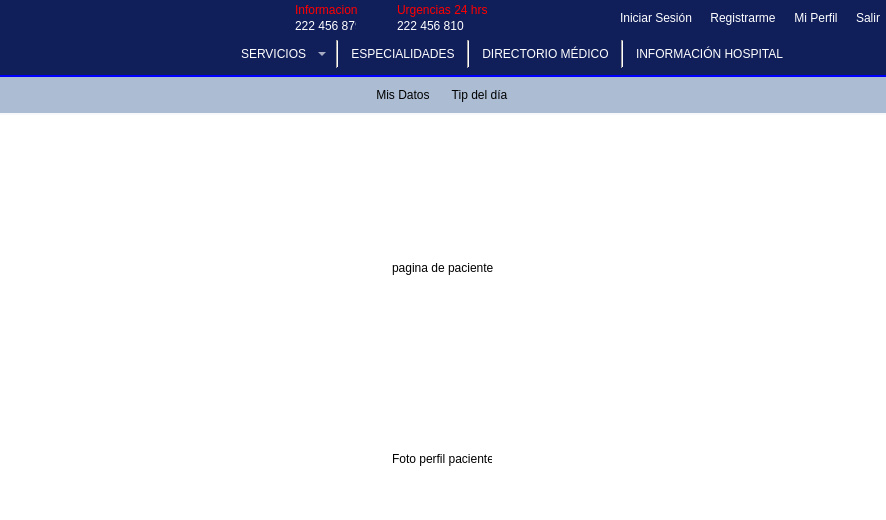
Before: the Qt Designer form mainwindow.ui in Laloses/Hospital, drawn with Qt 5.
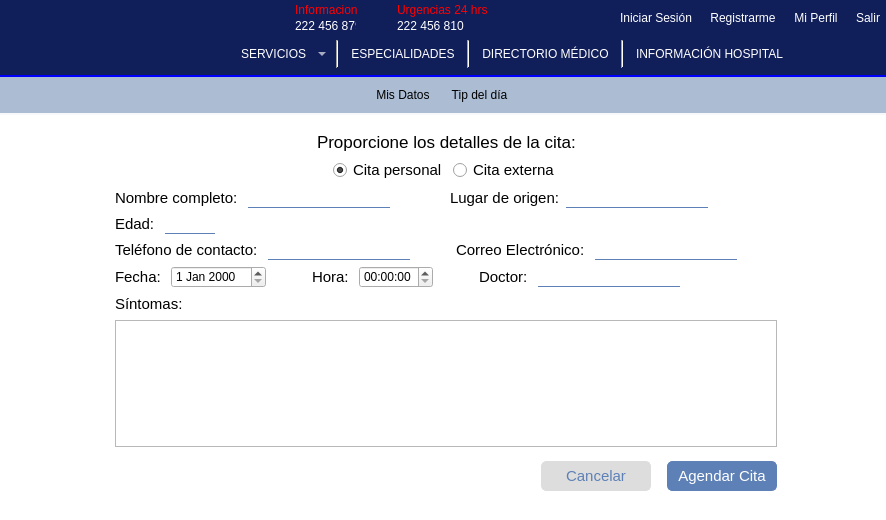
After: the same form once the commit is applied. The open tabs and pages were chosen to show the change. Icons and pictures are not drawn.

Commit message:
Diseño de la interfaz para agendar una cita
Al entrar a la interfaz, se deben ocultar los primeros tres campos

Diff of the .ui file:
```diff
--- a/mainwindow.ui
+++ b/mainwindow.ui
@@ -1771,6 +1771,15 @@
             <height>200</height>
            </size>
           </property>
+          <property name="styleSheet">
+           <string notr="true">QLineEdit{
+border-top:none;
+border-bottom:1px solid #5d80b6;
+background-color:transparent;
+}
+
+</string>
+          </property>
           <widget class="QWidget" name="page_miPerfilPac">
            <layout class="QGridLayout" name="gridLayout">
             <item row="1" column="0">
@@ -1801,6 +1810,709 @@
             </item>
            </layout>
           </widget>
+          <widget class="QWidget" name="paginaCitas">
+           <widget class="QWidget" name="">
+            <property name="geometry">
+             <rect>
+              <x>10</x>
+              <y>0</y>
+              <width>871</width>
+              <height>381</height>
+             </rect>
+            </property>
+            <layout class="QHBoxLayout" name="horizontalLayout_45">
+             <item>
+              <spacer name="horizontalSpacer_48">
+               <property name="orientation">
+                <enum>Qt::Horizontal</enum>
+               </property>
+               <property name="sizeHint" stdset="0">
+                <size>
+                 <width>40</width>
+                 <height>20</height>
+                </size>
+               </property>
+              </spacer>
+             </item>
+             <item>
+              <layout class="QVBoxLayout" name="verticalLayout_7">
+               <item>
+                <layout class="QHBoxLayout" name="horizontalLayout_33">
+                 <item>
+                  <spacer name="horizontalSpacer_43">
+                   <property name="orientation">
+                    <enum>Qt::Horizontal</enum>
+                   </property>
+                   <property name="sizeHint" stdset="0">
+                    <size>
+                     <width>40</width>
+                     <height>20</height>
+                    </size>
+                   </property>
+                  </spacer>
+                 </item>
+                 <item>
+                  <widget class="QLabel" name="label_3">
+                   <property name="minimumSize">
+                    <size>
+                     <width>241</width>
+                     <height>20</height>
+                    </size>
+                   </property>
+                   <property name="font">
+                    <font>
+                     <family>MS Shell Dlg 2</family>
+                     <pointsize>13</pointsize>
+                     <weight>9</weight>
+                     <italic>false</italic>
+                     <bold>false</bold>
+                    </font>
+                   </property>
+                   <property name="styleSheet">
+                    <string notr="true">font: 75 13pt &quot;MS Shell Dlg 2&quot;;</string>
+                   </property>
+                   <property name="text">
+                    <string>Proporcione los detalles de la cita:</string>
+                   </property>
+                  </widget>
+                 </item>
+                 <item>
+                  <spacer name="horizontalSpacer_44">
+                   <property name="orientation">
+                    <enum>Qt::Horizontal</enum>
+                   </property>
+                   <property name="sizeHint" stdset="0">
+                    <size>
+                     <width>40</width>
+                     <height>20</height>
+                    </size>
+                   </property>
+                  </spacer>
+                 </item>
+                </layout>
+               </item>
+               <item>
+                <layout class="QHBoxLayout" name="horizontalLayout_34">
+                 <item>
+                  <spacer name="horizontalSpacer_45">
+                   <property name="orientation">
+                    <enum>Qt::Horizontal</enum>
+                   </property>
+                   <property name="sizeHint" stdset="0">
+                    <size>
+                     <width>40</width>
+                     <height>20</height>
+                    </size>
+                   </property>
+                  </spacer>
+                 </item>
+                 <item>
+                  <layout class="QHBoxLayout" name="horizontalLayout_31">
+                   <item>
+                    <widget class="QRadioButton" name="radioCitaPersonal">
+                     <property name="font">
+                      <font>
+                       <pointsize>11</pointsize>
+                      </font>
+                     </property>
+                     <property name="text">
+                      <string>Cita personal</string>
+                     </property>
+                     <property name="checked">
+                      <bool>true</bool>
+                     </property>
+                    </widget>
+                   </item>
+                   <item>
+                    <widget class="QRadioButton" name="radioCitaExterna">
+                     <property name="font">
+                      <font>
+                       <pointsize>11</pointsize>
+                      </font>
+                     </property>
+                     <property name="text">
+                      <string>Cita externa</string>
+                     </property>
+                    </widget>
+                   </item>
+                  </layout>
+                 </item>
+                 <item>
+                  <spacer name="horizontalSpacer_46">
+                   <property name="orientation">
+                    <enum>Qt::Horizontal</enum>
+                   </property>
+                   <property name="sizeHint" stdset="0">
+                    <size>
+                     <width>40</width>
+                     <height>20</height>
+                    </size>
+                   </property>
+                  </spacer>
+                 </item>
+                </layout>
+               </item>
+               <item>
+                <layout class="QHBoxLayout" name="horizontalLayout_36">
+                 <item>
+                  <layout class="QHBoxLayout" name="horizontalLayout_30">
+                   <item>
+                    <widget class="QLabel" name="labelNombreComp">
+                     <property name="font">
+                      <font>
+                       <pointsize>11</pointsize>
+                      </font>
+                     </property>
+                     <property name="text">
+                      <string>Nombre completo: </string>
+                     </property>
+                    </widget>
+                   </item>
+                   <item>
+                    <widget class="QLineEdit" name="lineNombreCompleto">
+                     <property name="minimumSize">
+                      <size>
+                       <width>15</width>
+                       <height>20</height>
+                      </size>
+                     </property>
+                     <property name="font">
+                      <font>
+                       <pointsize>11</pointsize>
+                      </font>
+                     </property>
+                    </widget>
+                   </item>
+                  </layout>
+                 </item>
+                 <item>
+                  <spacer name="horizontalSpacer_26">
+                   <property name="orientation">
+                    <enum>Qt::Horizontal</enum>
+                   </property>
+                   <property name="sizeType">
+                    <enum>QSizePolicy::Minimum</enum>
+                   </property>
+                   <property name="sizeHint" stdset="0">
+                    <size>
+                     <width>54</width>
+                     <height>17</height>
+                    </size>
+                   </property>
+                  </spacer>
+                 </item>
+                 <item>
+                  <layout class="QHBoxLayout" name="horizontalLayout_40">
+                   <item>
+                    <widget class="QLabel" name="labelOrigen">
+                     <property name="font">
+                      <font>
+                       <pointsize>11</pointsize>
+                      </font>
+                     </property>
+                     <property name="text">
+                      <string>Lugar de origen:</string>
+                     </property>
+                    </widget>
+                   </item>
+                   <item>
+                    <widget class="QLineEdit" name="lineOrigen">
+                     <property name="minimumSize">
+                      <size>
+                       <width>15</width>
+                       <height>20</height>
+                      </size>
+                     </property>
+                     <property name="font">
+                      <font>
+                       <pointsize>11</pointsize>
+                      </font>
+                     </property>
+                    </widget>
+                   </item>
+                  </layout>
+                 </item>
+                 <item>
+                  <spacer name="horizontalSpacer_28">
+                   <property name="orientation">
+                    <enum>Qt::Horizontal</enum>
+                   </property>
+                   <property name="sizeHint" stdset="0">
+                    <size>
+                     <width>40</width>
+                     <height>20</height>
+                    </size>
+                   </property>
+                  </spacer>
+                 </item>
+                </layout>
+               </item>
+               <item>
+                <layout class="QHBoxLayout" name="horizontalLayout_41">
+                 <item>
+                  <widget class="QLabel" name="labelEdad">
+                   <property name="font">
+                    <font>
+                     <pointsize>11</pointsize>
+                    </font>
+                   </property>
+                   <property name="text">
+                    <string>Edad: </string>
+                   </property>
+                  </widget>
+                 </item>
+                 <item>
+                  <widget class="QLineEdit" name="lineEdad">
+                   <property name="minimumSize">
+                    <size>
+                     <width>15</width>
+                     <height>20</height>
+                    </size>
+                   </property>
+                   <property name="maximumSize">
+                    <size>
+                     <width>50</width>
+                     <height>16777215</height>
+                    </size>
+                   </property>
+                   <property name="font">
+                    <font>
+                     <pointsize>11</pointsize>
+                    </font>
+                   </property>
+                  </widget>
+                 </item>
+                 <item>
+                  <spacer name="horizontalSpacer_27">
+                   <property name="orientation">
+                    <enum>Qt::Horizontal</enum>
+                   </property>
+                   <property name="sizeHint" stdset="0">
+                    <size>
+                     <width>40</width>
+                     <height>20</height>
+                    </size>
+                   </property>
+                  </spacer>
+                 </item>
+                </layout>
+               </item>
+               <item>
+                <layout class="QHBoxLayout" name="horizontalLayout_42">
+                 <item>
+                  <layout class="QHBoxLayout" name="horizontalLayout_39">
+                   <item>
+                    <widget class="QLabel" name="label_9">
+                     <property name="font">
+                      <font>
+                       <pointsize>11</pointsize>
+                      </font>
+                     </property>
+                     <property name="text">
+                      <string>Teléfono de contacto: </string>
+                     </property>
+                    </widget>
+                   </item>
+                   <item>
+                    <widget class="QLineEdit" name="lineContacto">
+                     <property name="minimumSize">
+                      <size>
+                       <width>15</width>
+                       <height>20</height>
+                      </size>
+                     </property>
+                     <property name="font">
+                      <font>
+                       <pointsize>11</pointsize>
+                      </font>
+                     </property>
+                    </widget>
+                   </item>
+                  </layout>
+                 </item>
+                 <item>
+                  <spacer name="horizontalSpacer_40">
+                   <property name="orientation">
+                    <enum>Qt::Horizontal</enum>
+                   </property>
+                   <property name="sizeType">
+                    <enum>QSizePolicy::Minimum</enum>
+                   </property>
+                   <property name="sizeHint" stdset="0">
+                    <size>
+                     <width>40</width>
+                     <height>20</height>
+                    </size>
+                   </property>
+                  </spacer>
+                 </item>
+                 <item>
+                  <layout class="QHBoxLayout" name="horizontalLayout_38">
+                   <item>
+                    <widget class="QLabel" name="label_8">
+                     <property name="font">
+                      <font>
+                       <pointsize>11</pointsize>
+                      </font>
+                     </property>
+                     <property name="text">
+                      <string>Correo Electrónico: </string>
+                     </property>
+                    </widget>
+                   </item>
+                   <item>
+                    <widget class="QLineEdit" name="lineMail">
+                     <property name="minimumSize">
+                      <size>
+                       <width>15</width>
+                       <height>20</height>
+                      </size>
+                     </property>
+                     <property name="font">
+                      <font>
+                       <pointsize>11</pointsize>
+                      </font>
+                     </property>
+                    </widget>
+                   </item>
+                  </layout>
+                 </item>
+                 <item>
+                  <spacer name="horizontalSpacer_33">
+                   <property name="orientation">
+                    <enum>Qt::Horizontal</enum>
+                   </property>
+                   <property name="sizeHint" stdset="0">
+                    <size>
+                     <width>40</width>
+                     <height>20</height>
+                    </size>
+                   </property>
+                  </spacer>
+                 </item>
+                </layout>
+               </item>
+               <item>
+                <layout class="QHBoxLayout" name="horizontalLayout_43">
+                 <item>
+                  <layout class="QHBoxLayout" name="horizontalLayout_37">
+                   <item>
+                    <widget class="QLabel" name="label_7">
+                     <property name="font">
+                      <font>
+                       <pointsize>11</pointsize>
+                      </font>
+                     </property>
+                     <property name="text">
+                      <string>Fecha: </string>
+                     </property>
+                    </widget>
+                   </item>
+                   <item>
+                    <widget class="QDateEdit" name="fechaCita"/>
+                   </item>
+                   <item>
+                    <spacer name="horizontalSpacer_39">
+                     <property name="orientation">
+                      <enum>Qt::Horizontal</enum>
+                     </property>
+                     <property name="sizeType">
+                      <enum>QSizePolicy::Minimum</enum>
+                     </property>
+                     <property name="sizeHint" stdset="0">
+                      <size>
+                       <width>40</width>
+                       <height>20</height>
+                      </size>
+                     </property>
+                    </spacer>
+                   </item>
+                   <item>
+                    <widget class="QLabel" name="label_6">
+                     <property name="font">
+                      <font>
+                       <pointsize>11</pointsize>
+                      </font>
+                     </property>
+                     <property name="text">
+                      <string>Hora: </string>
+                     </property>
+                    </widget>
+                   </item>
+                   <item>
+                    <widget class="QTimeEdit" name="horaCita"/>
+                   </item>
+                  </layout>
+                 </item>
+                 <item>
+                  <spacer name="horizontalSpacer_38">
+                   <property name="orientation">
+                    <enum>Qt::Horizontal</enum>
+                   </property>
+                   <property name="sizeType">
+                    <enum>QSizePolicy::Minimum</enum>
+                   </property>
+                   <property name="sizeHint" stdset="0">
+                    <size>
+                     <width>40</width>
+                     <height>20</height>
+                    </size>
+                   </property>
+                  </spacer>
+                 </item>
+                 <item>
+                  <layout class="QHBoxLayout" name="horizontalLayout_32">
+                   <item>
+                    <widget class="QLabel" name="label_2">
+                     <property name="font">
+                      <font>
+                       <pointsize>11</pointsize>
+                      </font>
+                     </property>
+                     <property name="text">
+                      <string>Doctor: </string>
+                     </property>
+                    </widget>
+                   </item>
+                   <item>
+                    <widget class="QLineEdit" name="lineEdit_2">
+                     <property name="minimumSize">
+                      <size>
+                       <width>15</width>
+                       <height>20</height>
+                      </size>
+                     </property>
+                     <property name="font">
+                      <font>
+                       <pointsize>11</pointsize>
+                      </font>
+                     </property>
+                    </widget>
+                   </item>
+                   <item>
+                    <widget class="QPushButton" name="btnBuscarDoctor">
+                     <property name="minimumSize">
+                      <size>
+                       <width>22</width>
+                       <height>22</height>
+                      </size>
+                     </property>
+                     <property name="maximumSize">
+                      <size>
+                       <width>22</width>
+                       <height>22</height>
+                      </size>
+                     </property>
+                     <property name="styleSheet">
+                      <string notr="true">border:none;</string>
+                     </property>
+                     <property name="text">
+                      <string/>
+                     </property>
+                     <property name="icon">
+                      <iconset resource="imgs/imgs.qrc">
+                       <normaloff>:/imgs/search.png</normaloff>:/imgs/search.png</iconset>
+                     </property>
+                     <property name="iconSize">
+                      <size>
+                       <width>20</width>
+                       <height>20</height>
+                      </size>
+                     </property>
+                    </widget>
+                   </item>
+                   <item>
+                    <spacer name="horizontalSpacer_29">
+                     <property name="orientation">
+                      <enum>Qt::Horizontal</enum>
+                     </property>
+                     <property name="sizeHint" stdset="0">
+                      <size>
+                       <width>40</width>
+                       <height>20</height>
+                      </size>
+                     </property>
+                    </spacer>
+                   </item>
+                  </layout>
+                 </item>
+                </layout>
+               </item>
+               <item>
+                <layout class="QVBoxLayout" name="verticalLayout_6">
+                 <item>
+                  <layout class="QHBoxLayout" name="horizontalLayout_35">
+                   <item>
+                    <widget class="QLabel" name="label_5">
+                     <property name="font">
+                      <font>
+                       <pointsize>11</pointsize>
+                      </font>
+                     </property>
+                     <property name="text">
+                      <string>Síntomas: </string>
+                     </property>
+                    </widget>
+                   </item>
+                   <item>
+                    <spacer name="horizontalSpacer_41">
+                     <property name="orientation">
+                      <enum>Qt::Horizontal</enum>
+                     </property>
+                     <property name="sizeHint" stdset="0">
+                      <size>
+                       <width>40</width>
+                       <height>20</height>
+                      </size>
+                     </property>
+                    </spacer>
+                   </item>
+                  </layout>
+                 </item>
+                 <item>
+                  <widget class="QTextEdit" name="textEdit">
+                   <property name="minimumSize">
+                    <size>
+                     <width>400</width>
+                     <height>100</height>
+                    </size>
+                   </property>
+                   <property name="maximumSize">
+                    <size>
+                     <width>16777215</width>
+                     <height>130</height>
+                    </size>
+                   </property>
+                   <property name="font">
+                    <font>
+                     <pointsize>11</pointsize>
+                    </font>
+                   </property>
+                  </widget>
+                 </item>
+                </layout>
+               </item>
+               <item>
+                <spacer name="verticalSpacer_7">
+                 <property name="orientation">
+                  <enum>Qt::Vertical</enum>
+                 </property>
+                 <property name="sizeType">
+                  <enum>QSizePolicy::Expanding</enum>
+                 </property>
+                 <property name="sizeHint" stdset="0">
+                  <size>
+                   <width>20</width>
+                   <height>10</height>
+                  </size>
+                 </property>
+                </spacer>
+               </item>
+               <item>
+                <layout class="QHBoxLayout" name="horizontalLayout_44">
+                 <item>
+                  <spacer name="horizontalSpacer_47">
+                   <property name="orientation">
+                    <enum>Qt::Horizontal</enum>
+                   </property>
+                   <property name="sizeHint" stdset="0">
+                    <size>
+                     <width>40</width>
+                     <height>20</height>
+                    </size>
+                   </property>
+                  </spacer>
+                 </item>
+                 <item>
+                  <widget class="QPushButton" name="btnCancelarAgenda">
+                   <property name="minimumSize">
+                    <size>
+                     <width>110</width>
+                     <height>30</height>
+                    </size>
+                   </property>
+                   <property name="font">
+                    <font>
+                     <pointsize>11</pointsize>
+                    </font>
+                   </property>
+                   <property name="styleSheet">
+                    <string notr="true">border:1px solid #dddddd;
+background-color:#dddddd;
+border-radius:5px;
+color: #5d80b6;</string>
+                   </property>
+                   <property name="text">
+                    <string>Cancelar</string>
+                   </property>
+                  </widget>
+                 </item>
+                 <item>
+                  <spacer name="horizontalSpacer_42">
+                   <property name="orientation">
+                    <enum>Qt::Horizontal</enum>
+                   </property>
+                   <property name="sizeType">
+                    <enum>QSizePolicy::Fixed</enum>
+                   </property>
+                   <property name="sizeHint" stdset="0">
+                    <size>
+                     <width>10</width>
+                     <height>20</height>
+                    </size>
+                   </property>
+                  </spacer>
+                 </item>
+                 <item>
+                  <widget class="QPushButton" name="btnAgendarCita">
+                   <property name="minimumSize">
+                    <size>
+                     <width>110</width>
+                     <height>30</height>
+                    </size>
+                   </property>
+                   <property name="maximumSize">
+                    <size>
+                     <width>16777215</width>
+                     <height>16777215</height>
+                    </size>
+                   </property>
+                   <property name="font">
+                    <font>
+                     <pointsize>11</pointsize>
+                    </font>
+                   </property>
+                   <property name="styleSheet">
+                    <string notr="true">border:1px solid #5d80b6;
+border-radius:5px;
+background-color:#5d80b6;
+color: white;</string>
+                   </property>
+                   <property name="text">
+                    <string>Agendar Cita</string>
+                   </property>
+                  </widget>
+                 </item>
+                </layout>
+               </item>
+              </layout>
+             </item>
+             <item>
+              <spacer name="horizontalSpacer_49">
+               <property name="orientation">
+                <enum>Qt::Horizontal</enum>
+               </property>
+               <property name="sizeHint" stdset="0">
+                <size>
+                 <width>40</width>
+                 <height>20</height>
+                </size>
+               </property>
+              </spacer>
+             </item>
+            </layout>
+           </widget>
+          </widget>
          </widget>
         </item>
        </layout>
```
Left out of the diff: 6 changed lines with no effect on the pictures. The commit also changes 5 other files.
